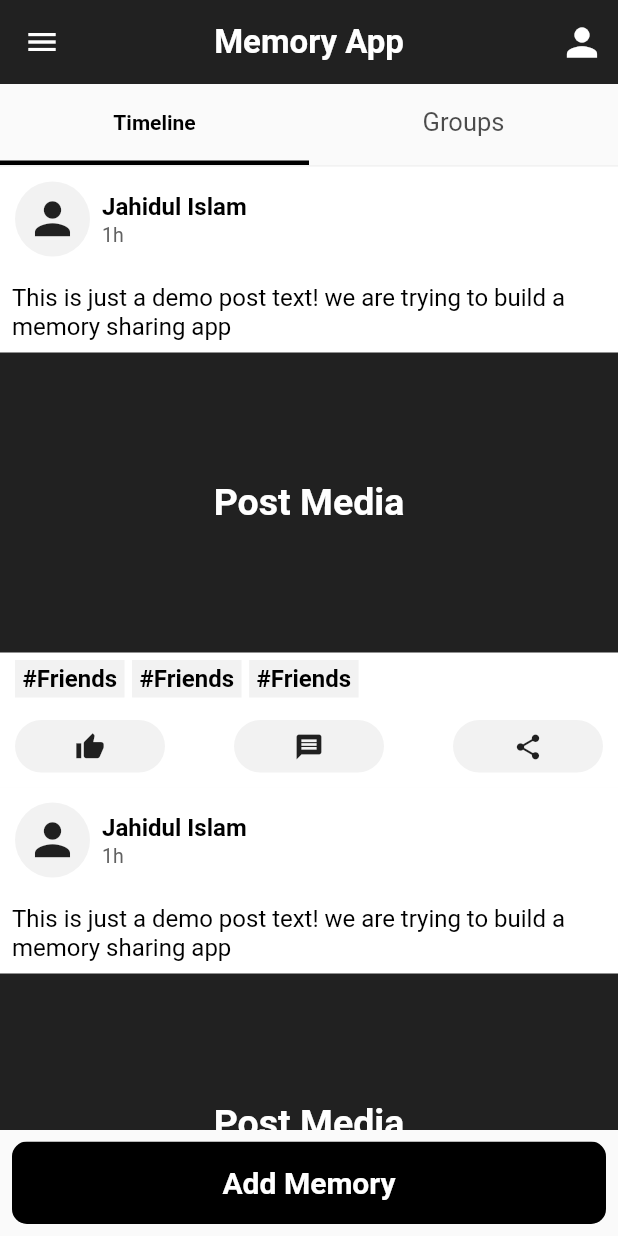
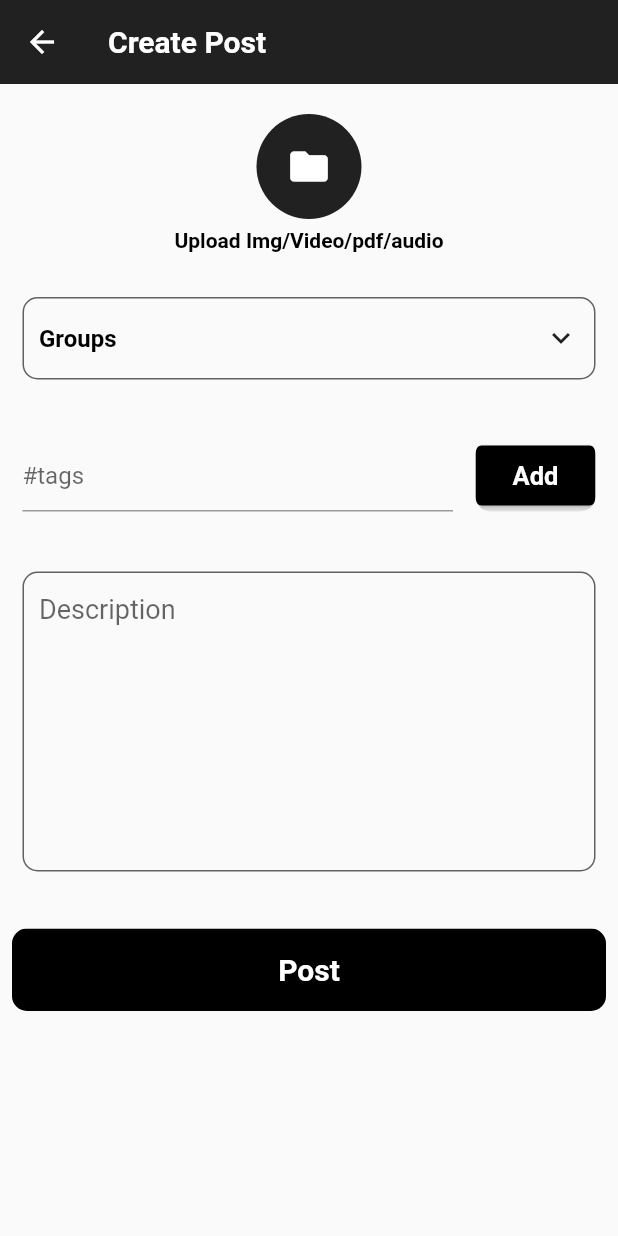
Before and after one commit to jahidul96/Memory_ShareApp_Flutter, a Flutter app: the HomeScreen screen opened by its route, after a tap on "Add Memory", on a phone screen of 412 x 824 dp. Run offline on Flutter 3.47's test engine with Material 2 defaults, Android fonts, the phone set to English and light mode, and no system bars.

Commit message:
added profile/create post/create group etc screens

```diff
--- a/lib/main.dart
+++ b/lib/main.dart
@@ -4,6 +4,7 @@ import 'package:memoryapp/screens/auth/login.dart';
 import 'package:memoryapp/screens/group/create_group.dart';
 import 'package:memoryapp/screens/group/single_group_details.dart';
 import 'package:memoryapp/screens/home.dart';
+import 'package:memoryapp/screens/post.dart';
 import 'package:memoryapp/screens/profile.dart';
 
 void main() {
@@ -27,6 +28,7 @@ class MyApp extends StatelessWidget {
         ProfileScreen.routeName: (context) => const ProfileScreen(),
         SingleGroupDeatail.routeName: (context) => const SingleGroupDeatail(),
         CreateGroupScreen.routeName: (context) => const CreateGroupScreen(),
+        PostScreen.routeName: (context) => const PostScreen(),
       },
       home: const RegisterScreen(),
     );
--- a/lib/screens/group/create_group.dart
+++ b/lib/screens/group/create_group.dart
@@ -1,4 +1,6 @@
 import 'package:flutter/material.dart';
+import 'package:memoryapp/widgets/custome_button.dart';
+import 'package:memoryapp/widgets/simple_reuseable_widgets.dart';
 import 'package:memoryapp/widgets/text_comp.dart';
 import 'package:memoryapp/utils/app_colors.dart';
 
@@ -24,6 +26,62 @@ class _CreateGroupScreenState extends State<CreateGroupScreen> {
           size: 20,
         ),
       ),
+      body: Column(
+        children: [
+          // all content
+          Expanded(
+            child: SingleChildScrollView(
+              child: Column(
+                children: [
+                  const SizedBox(height: 30),
+                  // group image
+                  Center(
+                    child: Container(
+                      width: 90,
+                      height: 90,
+                      decoration: BoxDecoration(
+                        borderRadius: BorderRadius.circular(45),
+                        color: AppColors.appbarColor,
+                      ),
+                      child: const Icon(
+                        Icons.camera_alt,
+                        color: AppColors.whiteColor,
+                        size: 30,
+                      ),
+                    ),
+                  ),
+
+                  const SizedBox(height: 10),
+                  // groupname
+                  const Padding(
+                    padding: EdgeInsets.symmetric(horizontal: 15, vertical: 10),
+                    child: TextField(
+                      decoration: InputDecoration(
+                        hintText: "group name",
+                      ),
+                    ),
+                  ),
+                  const SizedBox(height: 10),
+
+                  // group member
+                  multipleAddInputComp(
+                    hintText: "group members email",
+                    onPressed: () {},
+                  )
+                ],
+              ),
+            ),
+          ),
+
+          Padding(
+            padding: const EdgeInsets.all(8.0),
+            child: CustomButton(
+              text: "Create Group",
+              onPressed: () {},
+            ),
+          )
+        ],
+      ),
     );
   }
 }
--- a/lib/screens/group/single_group_details.dart
+++ b/lib/screens/group/single_group_details.dart
@@ -2,7 +2,6 @@ import 'package:flutter/material.dart';
 import 'package:memoryapp/utils/app_colors.dart';
 import 'package:memoryapp/widgets/custome_button.dart';
 import 'package:memoryapp/widgets/simple_reuseable_widgets.dart';
-import 'package:memoryapp/widgets/text_comp.dart';
 
 class SingleGroupDeatail extends StatefulWidget {
   static const routeName = "SingleGroupDeatail";
--- a/lib/screens/home.dart
+++ b/lib/screens/home.dart
@@ -1,6 +1,7 @@
 import 'package:flutter/material.dart';
 import 'package:memoryapp/screens/group/create_group.dart';
 import 'package:memoryapp/screens/group/single_group_details.dart';
+import 'package:memoryapp/screens/post.dart';
 import 'package:memoryapp/screens/profile.dart';
 import 'package:memoryapp/utils/app_colors.dart';
 import 'package:memoryapp/widgets/custome_button.dart';
@@ -95,11 +96,16 @@ class _HomeScreenState extends State<HomeScreen> {
               padding: const EdgeInsets.all(8.0),
               child: CustomButton(
                 text: "Add Memory",
-                onPressed: () {},
+                height: 60,
+                onPressed: () {
+                  Navigator.pushNamed(context, PostScreen.routeName);
+                },
               ),
             )
           ],
         ),
+
+        // drawer section content
         drawer: Drawer(
           child: ListView(
             padding: EdgeInsets.zero,
--- /dev/null
+++ b/lib/screens/post.dart
@@ -0,0 +1,137 @@
+import 'package:flutter/material.dart';
+import 'package:memoryapp/utils/app_colors.dart';
+import 'package:memoryapp/widgets/custome_button.dart';
+import 'package:memoryapp/widgets/simple_reuseable_widgets.dart';
+import 'package:memoryapp/widgets/text_comp.dart';
+
+class PostScreen extends StatefulWidget {
+  static const routeName = "PostScreen";
+  const PostScreen({super.key});
+
+  @override
+  State<PostScreen> createState() => _PostScreenState();
+}
+
+class _PostScreenState extends State<PostScreen> {
+  @override
+  Widget build(BuildContext context) {
+    return Scaffold(
+      appBar: AppBar(
+        backgroundColor: AppColors.appbarColor,
+        elevation: 0,
+        automaticallyImplyLeading: true,
+        title: TextComp(
+          text: "Create Post",
+          color: AppColors.whiteColor,
+          size: 20,
+        ),
+      ),
+      body: SingleChildScrollView(
+        child: Column(
+          children: [
+            const SizedBox(height: 20),
+            // post image/video etc btn
+            Center(
+              child: InkWell(
+                onTap: () {},
+                child: Column(
+                  children: [
+                    Container(
+                      width: 70,
+                      height: 70,
+                      decoration: BoxDecoration(
+                        borderRadius: BorderRadius.circular(45),
+                        color: AppColors.appbarColor,
+                      ),
+                      child: const Icon(
+                        Icons.folder,
+                        color: AppColors.whiteColor,
+                        size: 30,
+                      ),
+                    ),
+                    const SizedBox(height: 6),
+                    TextComp(
+                      text: "Upload Img/Video/pdf/audio",
+                      size: 14,
+                    )
+                  ],
+                ),
+              ),
+            ),
+
+            const SizedBox(height: 30),
+
+            // select group from dropdown
+            Padding(
+              padding: const EdgeInsets.symmetric(horizontal: 15),
+              child: InkWell(
+                onTap: () {},
+                child: Container(
+                  padding: const EdgeInsets.symmetric(horizontal: 10),
+                  height: 55,
+                  decoration: BoxDecoration(
+                      border: Border.all(color: AppColors.greyColor, width: 1),
+                      borderRadius: BorderRadius.circular(10)),
+                  child: Row(
+                    mainAxisAlignment: MainAxisAlignment.spaceBetween,
+                    children: [
+                      TextComp(text: "Groups"),
+                      const Icon(Icons.expand_more)
+                    ],
+                  ),
+                ),
+              ),
+            ),
+
+            const SizedBox(height: 30),
+
+            // add tags
+            multipleAddInputComp(
+              hintText: "#tags",
+              onPressed: () {},
+            ),
+
+            const SizedBox(height: 30),
+
+// description input
+            Padding(
+              padding: const EdgeInsets.symmetric(horizontal: 15),
+              child: Container(
+                width: double.infinity,
+                padding: const EdgeInsets.symmetric(horizontal: 10),
+                height: 200,
+                decoration: BoxDecoration(
+                    borderRadius: BorderRadius.circular(10),
+                    border: Border.all(color: AppColors.greyColor, width: 1)),
+                child: const TextField(
+                  // controller: textController,
+                  keyboardType: TextInputType.multiline,
+                  maxLines: null,
+                  decoration: InputDecoration(
+                    hintText: "Description",
+                    hintStyle: TextStyle(
+                      fontSize: 18,
+                    ),
+                    border: InputBorder.none,
+                  ),
+                ),
+              ),
+            ),
+
+            const SizedBox(height: 30),
+
+            //  post btn
+            Padding(
+              padding: const EdgeInsets.all(8.0),
+              child: CustomButton(
+                text: "Post",
+                onPressed: () {},
+              ),
+            ),
+            const SizedBox(height: 10),
+          ],
+        ),
+      ),
+    );
+  }
+}
--- a/lib/widgets/custome_button.dart
+++ b/lib/widgets/custome_button.dart
@@ -6,10 +6,16 @@ class CustomButton extends StatelessWidget {
   Function()? onPressed;
   String text;
   double borderRadius;
+  double width;
+  double height;
+  double textSize;
   CustomButton(
       {super.key,
       required this.text,
       required this.onPressed,
+      this.width = double.infinity,
+      this.textSize = 20,
+      this.height = 55,
       this.borderRadius = 10});
 
   @override
@@ -20,12 +26,12 @@ class CustomButton extends StatelessWidget {
         onPressed: onPressed,
         style: ElevatedButton.styleFrom(
           backgroundColor: AppColors.black,
-          minimumSize: const Size(double.infinity, 55),
+          minimumSize: Size(width, height),
         ),
         child: TextComp(
           text: text,
           color: AppColors.whiteColor,
-          size: 20,
+          size: textSize,
         ),
       ),
     );
--- a/lib/widgets/simple_reuseable_widgets.dart
+++ b/lib/widgets/simple_reuseable_widgets.dart
@@ -1,5 +1,6 @@
 import 'package:flutter/material.dart';
 import 'package:memoryapp/utils/app_colors.dart';
+import 'package:memoryapp/widgets/custome_button.dart';
 import 'package:memoryapp/widgets/text_comp.dart';
 
 Widget groupNameAndMemberCounter() => Container(
@@ -105,10 +106,73 @@ Widget groupListTile() => InkWell(
                 ],
               ),
             ),
-            Icon(
+            const Icon(
               Icons.chevron_right,
             )
           ],
         ),
       ),
     );
+
+Widget multipleAddInputComp({
+  required String hintText,
+  required Function()? onPressed,
+}) => // group member
+    Padding(
+      padding: const EdgeInsets.symmetric(horizontal: 15, vertical: 10),
+      child: Row(
+        children: [
+          Expanded(
+            child: TextField(
+              decoration: InputDecoration(
+                hintText: hintText,
+              ),
+            ),
+          ),
+          const SizedBox(width: 15),
+          CustomButton(
+            text: "Add",
+            textSize: 17,
+            onPressed: onPressed,
+            width: 80,
+            height: 40,
+          ),
+        ],
+      ),
+    );
+
+// Widget descComp() => Expanded(
+//       child: Container(
+//         decoration: BoxDecoration(
+//           color: Colors.grey.shade100,
+//           borderRadius: BorderRadius.circular(20),
+//         ),
+//         constraints: const BoxConstraints(
+//           minHeight: 47,
+//           minWidth: double.infinity,
+//           maxHeight: 120,
+//           maxWidth: double.infinity,
+//         ),
+//         child: Padding(
+//           padding: const EdgeInsets.symmetric(horizontal: 12),
+//           child: Row(
+//             children: [
+//               Expanded(
+//                 child: TextField(
+//                   controller: textController,
+//                   keyboardType: TextInputType.multiline,
+//                   maxLines: null,
+//                   decoration: const InputDecoration(
+//                     hintText: "Message",
+//                     hintStyle: TextStyle(
+//                       fontSize: 18,
+//                     ),
+//                     border: InputBorder.none,
+//                   ),
+//                 ),
+//               ),
+//             ],
+//           ),
+//         ),
+//       ),
+//     );
```
